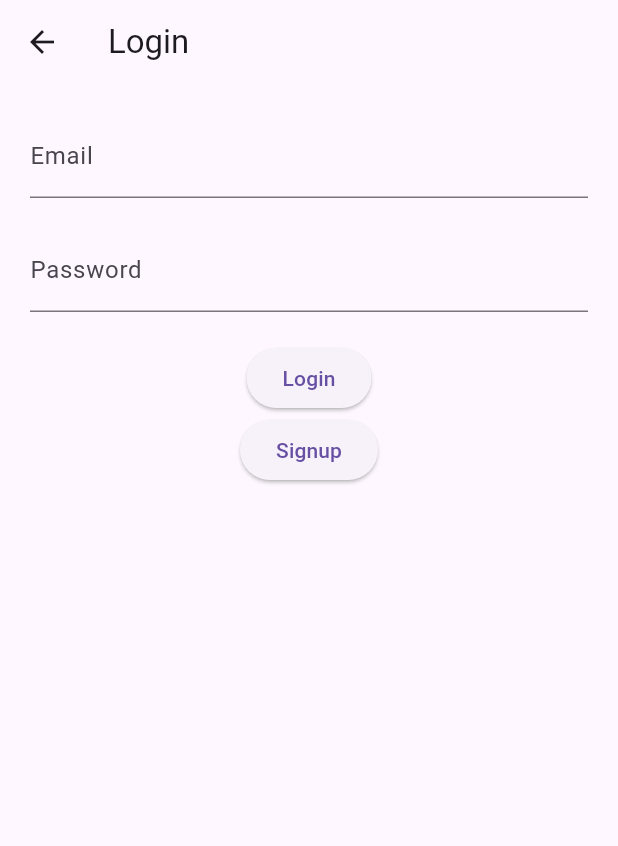
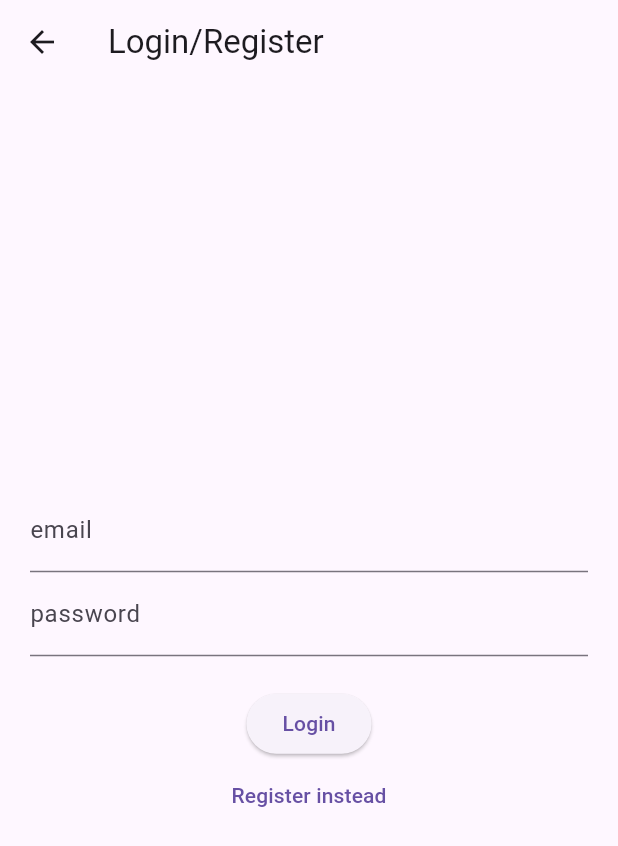
Before and after one commit to DeryckeTayron/SmartApp-Eindopdracht, a Flutter app: the LoginPage screen opened directly, on a phone screen of 412 x 824 dp. Shown: the top 846 px of the screen. Run offline on Flutter 3.47's test engine with Material 3 defaults, Android fonts, the phone set to English and light mode, and no system bars; our stand-ins replace firebase_auth, firebase_core, flutter_map, geolocator, latlong2; accounts and stored records are empty; network calls fail.

Commit message:
login/register works

```diff
--- a/vend_app/lib/login.dart
+++ /dev/null
@@ -1,96 +0,0 @@
-import 'package:firebase_auth/firebase_auth.dart';
-import 'package:flutter/material.dart';
-import 'package:vend_app/signup.dart';
-
-class LoginPage extends StatefulWidget {
-  const LoginPage({Key? key}) : super(key: key);
-
-  @override
-  State<LoginPage> createState() => _LoginPageState();
-}
-
-class _LoginPageState extends State<LoginPage> {
-  final _formKey = GlobalKey<FormState>();
-  final _emailController = TextEditingController();
-  final _passwordController = TextEditingController();
-
-  Future<void> _signIn(String email, String password) async {
-    try {
-      final credential = await FirebaseAuth.instance.signInWithEmailAndPassword(
-        email: email,
-        password: password,
-      );
-      // Navigation to Dashboard or other page after successful login
-      print('Successfully logged in with UID: ${credential.user!.uid}');
-    } on FirebaseAuthException catch (e) {
-      if (e.code == 'user-not-found') {
-        print('No user found for that email.');
-        // Handle user not found error
-      } else if (e.code == 'wrong-password') {
-        print('Wrong password provided for that email.');
-        // Handle wrong password error
-      }
-    }
-  }
-
-  @override
-  Widget build(BuildContext context) {
-    return Scaffold(
-      appBar: AppBar(
-        title: const Text('Login'),
-      ),
-      body: Padding(
-        padding: const EdgeInsets.all(20.0),
-        child: Form(
-          key: _formKey,
-          child: Column(
-            children: [
-              TextFormField(
-                controller: _emailController,
-                decoration: const InputDecoration(
-                  labelText: 'Email',
-                ),
-                validator: (value) {
-                  if (value == null || value.isEmpty) {
-                    return 'Please enter your email address.';
-                  }
-                  return null;
-                },
-              ),
-              const SizedBox(height: 20.0),
-              TextFormField(
-                controller: _passwordController,
-                decoration: const InputDecoration(
-                  labelText: 'Password',
-                ),
-                obscureText: true,
-                validator: (value) {
-                  if (value == null || value.isEmpty) {
-                    return 'Please enter your password.';
-                  }
-                  return null;
-                },
-              ),
-              const SizedBox(height: 20.0),
-              ElevatedButton(
-                onPressed: () {
-                  if (_formKey.currentState!.validate()) {
-                    _signIn(_emailController.text, _passwordController.text);
-                  }
-                },
-                child: const Text('Login'),
-              ),
-              ElevatedButton(
-                onPressed: () => Navigator.push(
-                  context,
-                  MaterialPageRoute(builder: (context) => const SignupPage()),
-                ),
-                child: const Text('Signup'),
-              ),
-            ],
-          ),
-        ),
-      ),
-    );
-  }
-}
--- /dev/null
+++ b/vend_app/lib/pages/login_register_page.dart
@@ -0,0 +1,107 @@
+import 'package:flutter/material.dart';
+import 'package:firebase_auth/firebase_auth.dart';
+import '../auth.dart';
+
+class LoginPage extends StatefulWidget {
+  const LoginPage({super.key});
+
+  @override
+  State<LoginPage> createState() => _LoginPageState();
+}
+
+class _LoginPageState extends State<LoginPage> {
+  String? errorMessage = '';
+  bool isLogin = true;
+
+  final TextEditingController _controllerEmail = TextEditingController();
+  final TextEditingController _controllerPassword = TextEditingController();
+
+  Future<void> signInWithEmailAndPassword() async {
+    try {
+      await Auth().signInWithEmailAndPassword(
+        email: _controllerEmail.text,
+        password: _controllerPassword.text,
+      );
+    } on FirebaseAuthException catch (e) {
+      setState(() {
+        errorMessage = e.message;
+      });
+    }
+  }
+
+  Future<void> createUserWithEmailAndPassword() async {
+    try {
+      await Auth().createUserWithEmailAndPassword(
+        email: _controllerEmail.text,
+        password: _controllerPassword.text,
+      );
+    } on FirebaseAuthException catch (e) {
+      setState(() {
+        errorMessage = e.message;
+      });
+    }
+  }
+
+  Widget _title() {
+    return const Text('Login/Register');
+  }
+
+  Widget _entryfield(
+    String title,
+    TextEditingController controller,
+  ) {
+    return TextField(
+        controller: controller,
+        decoration: InputDecoration(
+          labelText: title,
+        ));
+  }
+
+  Widget _errorMessage() {
+    return Text(errorMessage == '' ? '' : 'Humm ? $errorMessage');
+  }
+
+  Widget _submitButton() {
+    return ElevatedButton(
+      onPressed:
+          isLogin ? signInWithEmailAndPassword : createUserWithEmailAndPassword,
+      child: Text(isLogin ? 'Login' : 'Register'),
+    );
+  }
+
+  Widget _loginOrRegisterButton() {
+    return TextButton(
+      onPressed: () {
+        setState(() {
+          isLogin = !isLogin;
+        });
+      },
+      child: Text(isLogin ? 'Register instead' : 'Login instead'),
+    );
+  }
+
+  @override
+  Widget build(BuildContext context) {
+    return Scaffold(
+      appBar: AppBar(
+        title: _title(),
+      ),
+      body: Container(
+        height: double.infinity,
+        width: double.infinity,
+        padding: const EdgeInsets.all(20),
+        child: Column(
+          crossAxisAlignment: CrossAxisAlignment.center,
+          mainAxisAlignment: MainAxisAlignment.center,
+          children: <Widget>[
+            _entryfield('email', _controllerEmail),
+            _entryfield('password', _controllerPassword),
+            _errorMessage(),
+            _submitButton(),
+            _loginOrRegisterButton(),
+          ],
+        ),
+      ),
+    );
+  }
+}
--- a/vend_app/pubspec.yaml
+++ b/vend_app/pubspec.yaml
@@ -40,6 +40,7 @@ dependencies:
   geolocator: ^11.0.0
   mobile_scanner: ^2.0.0
   firebase_auth: ^4.19.3
+  firebase_core: ^2.30.1
 
 dev_dependencies:
   flutter_test:
```
Also changed, not shown: vend_app/lib/auth.dart (added, +33 -0 lines), vend_app/lib/main.dart (+7 -4 lines), vend_app/lib/pages/dashboard_page.dart (renamed from vend_app/lib/dashboard_page.dart, +5 -4 lines), vend_app/lib/pages/settings_page.dart (renamed from vend_app/lib/settings.dart, +27 -1 lines), vend_app/lib/signup.dart (deleted, +0 -91 lines), vend_app/lib/widget_tree.dart (added, +27 -0 lines), vend_app/firebase.json (added), vend_app/firebase/firebase.json (deleted), vend_app/lib/firebase_options.dart, vend_app/pubspec.lock.
